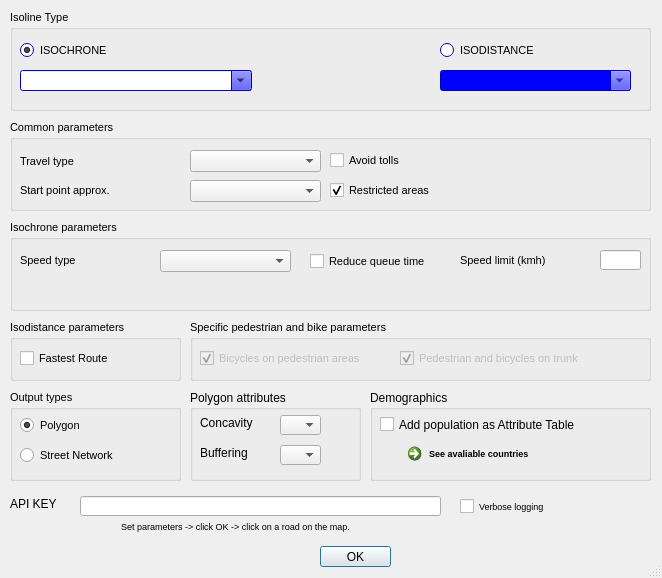
Old version of the form iso4app/iso4app_dialog_base.ui in the repository ksolsrl/QgisIso4app.
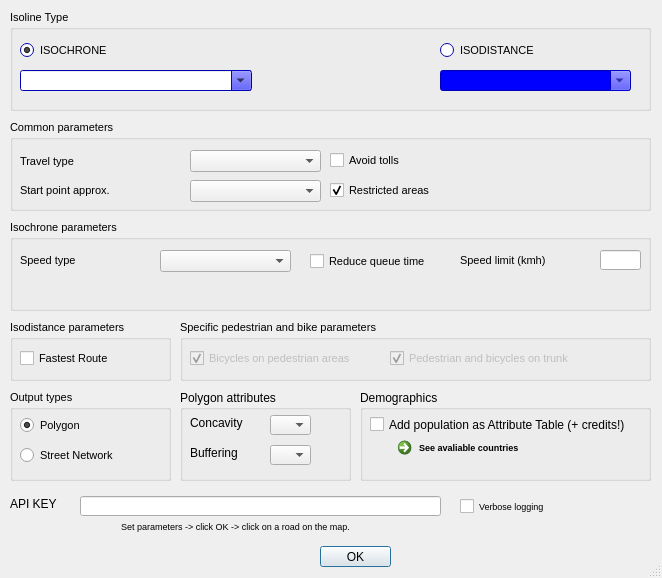
New version of the form.

The edit to the form file:
```diff
--- a/iso4app/iso4app_dialog_base.ui
+++ b/iso4app/iso4app_dialog_base.ui
@@ -173,7 +173,7 @@
     <rect>
      <x>10</x>
      <y>390</y>
-     <width>171</width>
+     <width>161</width>
      <height>91</height>
     </rect>
    </property>
@@ -998,7 +998,7 @@
     <rect>
      <x>10</x>
      <y>320</y>
-     <width>171</width>
+     <width>161</width>
      <height>61</height>
     </rect>
    </property>
@@ -1034,9 +1034,9 @@
   <widget class="QGroupBox" name="groupBox_6">
    <property name="geometry">
     <rect>
-     <x>190</x>
+     <x>180</x>
      <y>320</y>
-     <width>461</width>
+     <width>471</width>
      <height>61</height>
     </rect>
    </property>
@@ -1141,7 +1141,7 @@
   <widget class="QGroupBox" name="groupBox_2">
    <property name="geometry">
     <rect>
-     <x>190</x>
+     <x>180</x>
      <y>390</y>
      <width>171</width>
      <height>91</height>
@@ -1200,9 +1200,9 @@
   <widget class="QGroupBox" name="groupBox_5">
    <property name="geometry">
     <rect>
-     <x>370</x>
+     <x>360</x>
      <y>390</y>
-     <width>281</width>
+     <width>291</width>
      <height>91</height>
     </rect>
    </property>
@@ -1219,14 +1219,14 @@
      </rect>
     </property>
     <property name="text">
-     <string>Add population as Attribute Table</string>
+     <string>Add population as Attribute Table (+ credits!)</string>
     </property>
    </widget>
    <widget class="QCommandLinkButton" name="lnkAvailableCountries">
     <property name="geometry">
      <rect>
       <x>30</x>
-      <y>46</y>
+      <y>40</y>
       <width>231</width>
       <height>41</height>
      </rect>
```
